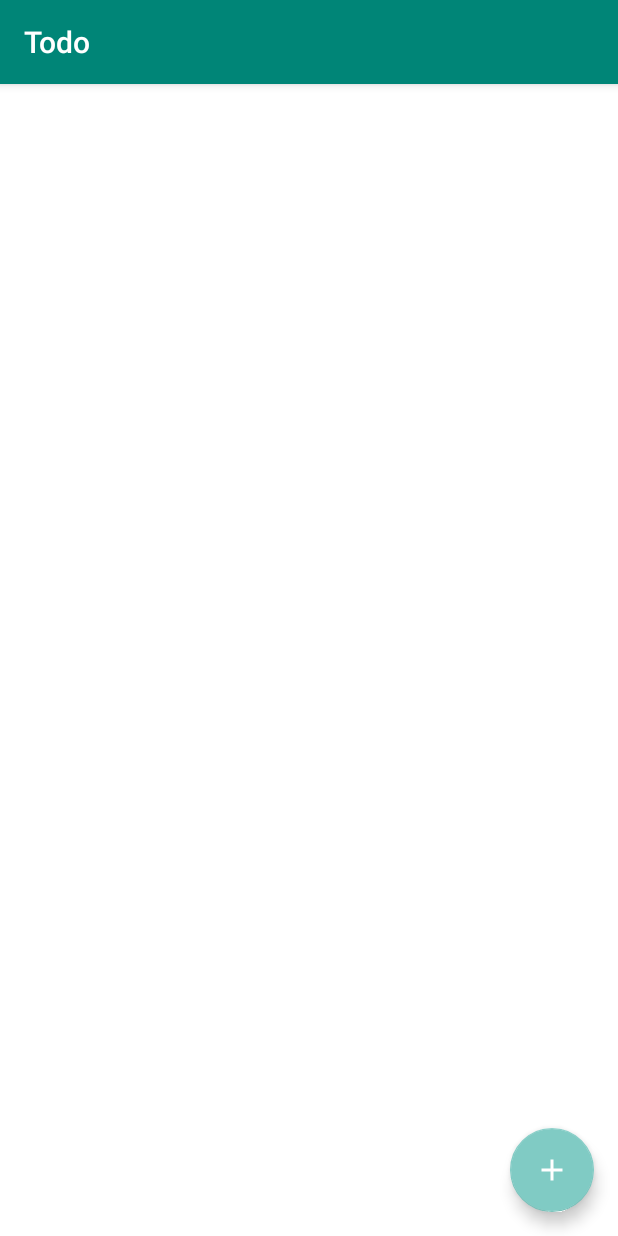
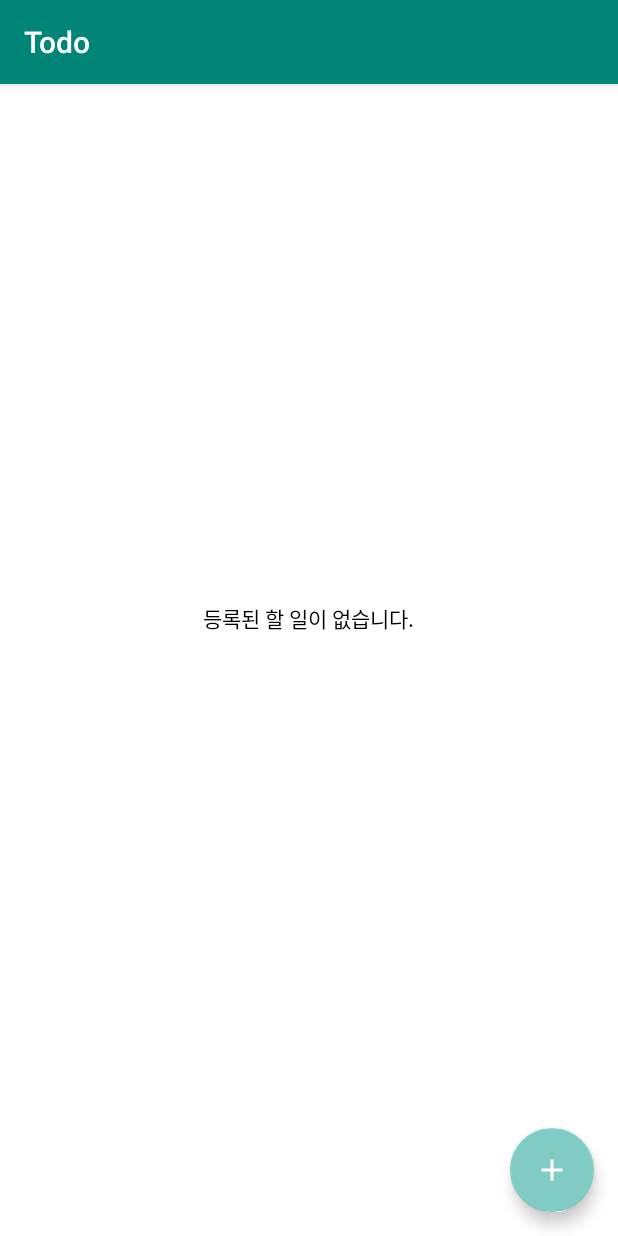
Before and after one commit to ssujung/TodoEx, an Android app: the screen it shows after launch (MainActivity), on a phone screen of 412 x 824 dp. Run offline under Robolectric (Android 15) with nearby library versions, the phone set to English and light mode, and no system bars; our stand-ins replace Room's generated code, RxJava; libraries missing offline, so code that uses them is left out: com.jakewharton.rxbinding2, org.jetbrains.anko; 1 statement that could not run was skipped.

Commit message:
- 삭제 기능 추가 - string.xml로 모두 정리

```diff
--- a/app/src/main/java/com/sujungp/todoex/addtodo/AddTodoFragment.kt
+++ b/app/src/main/java/com/sujungp/todoex/addtodo/AddTodoFragment.kt
@@ -50,7 +50,7 @@ class AddTodoFragment : Fragment() {
             val date = addTodoDate.text.toString()
 
             if (title.isBlank() || desc.isBlank() || date.isBlank()) {
-                longToast("Todo Description and Date are Mandatory")
+                longToast(R.string.add_no_mandatory)
             } else {
 //                val todoItem = TodoItem(0, desc, date, status)
 //                addTodoToServer(todoItem)
@@ -65,10 +65,10 @@ class AddTodoFragment : Fragment() {
 
         viewModel.addSuccess.observe(viewLifecycleOwner, Observer {
             if (it) {
-                toast("Todo successfully saved")
+                toast(R.string.success_add)
                 activity?.supportFragmentManager?.popBackStack()
             } else {
-                toast("Couldn't save Todo, please try again!!")
+                toast(R.string.error_add)
             }
         })
     }
--- a/app/src/main/java/com/sujungp/todoex/data/TodoItem.kt
+++ b/app/src/main/java/com/sujungp/todoex/data/TodoItem.kt
@@ -14,7 +14,7 @@ data class TodoItem(
 
         @PrimaryKey(autoGenerate = true)
         @ColumnInfo(name = "id")
-        var id: Int?,
+        var id: Int,
 
         @ColumnInfo(name = "title")
         var todoTitle: String?,
--- a/app/src/main/java/com/sujungp/todoex/data/TodoRepositoryImpl.kt
+++ b/app/src/main/java/com/sujungp/todoex/data/TodoRepositoryImpl.kt
@@ -28,6 +28,6 @@ class TodoRepositoryImpl(
     }
 
     override fun removeTodoItem(todoItem: TodoItem?): Completable {
-        return Completable.fromAction { }
+        return Completable.fromAction { dbDao.deleteTodo(todoItem) }
     }
 }
--- a/app/src/main/java/com/sujungp/todoex/di/Module.kt
+++ b/app/src/main/java/com/sujungp/todoex/di/Module.kt
@@ -10,10 +10,7 @@ import com.sujungp.todoex.data.TodoRepositoryImpl
 import com.sujungp.todoex.db.TodoDB
 import com.sujungp.todoex.tododetail.TodoDetailViewModel
 import com.sujungp.todoex.todolist.TodoListViewModel
-import com.sujungp.todoex.usecase.AddTodo
-import com.sujungp.todoex.usecase.GetTodoList
-import com.sujungp.todoex.usecase.UpdateTodo
-import com.sujungp.todoex.usecase.UpdateTodoStatus
+import com.sujungp.todoex.usecase.*
 import org.koin.android.ext.koin.androidApplication
 import org.koin.androidx.viewmodel.dsl.viewModel
 import org.koin.dsl.module
@@ -42,9 +39,10 @@ val todoModule = module {
     factory { AddTodo(get()) }
     factory { UpdateTodo(get()) }
     factory { UpdateTodoStatus(get()) }
+    factory { RemoveTodo(get()) }
 
     // ViewModel
-    viewModel { TodoListViewModel(get(), get()) }
+    viewModel { TodoListViewModel(get(), get(), get()) }
     viewModel { AddTodoViewModel(get()) }
     viewModel { TodoDetailViewModel(get()) }
 }
--- a/app/src/main/java/com/sujungp/todoex/todolist/TodoItemHolder.kt
+++ b/app/src/main/java/com/sujungp/todoex/todolist/TodoItemHolder.kt
@@ -36,7 +36,7 @@ class TodoItemHolder(
             todoStatus.onClick {
                 val check = item.todoStatus.reverse()
                 todoStatus.setStatusView(check, needAnimation = true)
-                onClickStatus?.invoke(Pair(item.id ?: 1, check))
+                onClickStatus?.invoke(Pair(item.id, check))
             }
 
             this.clicks()
--- a/app/src/main/java/com/sujungp/todoex/todolist/TodoListAdapter.kt
+++ b/app/src/main/java/com/sujungp/todoex/todolist/TodoListAdapter.kt
@@ -26,6 +26,11 @@ class TodoListAdapter(private val onClickTodoSubject: Subject<Pair<View, TodoIte
         notifyDataSetChanged()
     }
 
+    fun remove(position: Int) {
+        removeItem(position)
+        notifyDataSetChanged()
+    }
+
     companion object {
         const val VIEW_TYPE_TODO = 0
     }
--- a/app/src/main/java/com/sujungp/todoex/todolist/TodoListFragment.kt
+++ b/app/src/main/java/com/sujungp/todoex/todolist/TodoListFragment.kt
@@ -7,7 +7,9 @@ import android.view.View
 import android.view.ViewGroup
 import androidx.fragment.app.Fragment
 import androidx.lifecycle.Observer
+import androidx.recyclerview.widget.ItemTouchHelper
 import androidx.recyclerview.widget.LinearLayoutManager
+import androidx.recyclerview.widget.RecyclerView
 import com.jakewharton.rxbinding2.view.clicks
 import com.sujungp.todoex.MainActivity
 import com.sujungp.todoex.R
@@ -74,12 +76,42 @@ class TodoListFragment : Fragment() {
             }
         recyclerView.layoutManager = LinearLayoutManager(activity)
         recyclerView.adapter = adapter
+
+        // swipe to delete item
+        ItemTouchHelper(object : ItemTouchHelper.SimpleCallback(0, ItemTouchHelper.LEFT) {
+            override fun onMove(
+                recyclerView: RecyclerView,
+                viewHolder: RecyclerView.ViewHolder,
+                target: RecyclerView.ViewHolder
+            ): Boolean {
+                return true
+            }
+
+            override fun onSwiped(viewHolder: RecyclerView.ViewHolder, direction: Int) {
+                val position = viewHolder.adapterPosition
+                val item = adapter.items[position]
+                adapter.remove(position)
+                viewModel.removeTodoItem(item)
+                showTextIfEmptyList(adapter.itemCount < 1)
+            }
+        }).apply {
+            attachToRecyclerView(recyclerView)
+        }
+    }
+
+    private fun showTextIfEmptyList(isEmptyList: Boolean) {
+        if (isEmptyList) {
+            emptyListTv.visibility = View.VISIBLE
+        } else {
+            emptyListTv.visibility = View.INVISIBLE
+        }
     }
 
     private fun observeFromViewModel() {
         viewModel.todoList.observe(viewLifecycleOwner, Observer { itemList ->
             itemList?.let {
                 adapter.setList(it)
+                showTextIfEmptyList(adapter.itemCount < 1)
             } ?: run {
                 toast(R.string.error_load)
             }
@@ -100,6 +132,14 @@ class TodoListFragment : Fragment() {
                 toast(R.string.error_status_update)
             }
         })
+
+        viewModel.removeResult.observe(viewLifecycleOwner, Observer {
+            if (it) {
+                toast(R.string.success_remove)
+            } else {
+                toast(R.string.error_remove)
+            }
+        })
     }
 
     private fun fetchTodoListFromServer() {
--- a/app/src/main/java/com/sujungp/todoex/todolist/TodoListViewModel.kt
+++ b/app/src/main/java/com/sujungp/todoex/todolist/TodoListViewModel.kt
@@ -7,6 +7,7 @@ import com.sujungp.todoex.TodoStatus
 import com.sujungp.todoex.data.TodoItem
 import com.sujungp.todoex.reverse
 import com.sujungp.todoex.usecase.GetTodoList
+import com.sujungp.todoex.usecase.RemoveTodo
 import com.sujungp.todoex.usecase.UpdateTodoStatus
 import io.reactivex.android.schedulers.AndroidSchedulers
 import io.reactivex.disposables.CompositeDisposable
@@ -18,7 +19,8 @@ import io.reactivex.schedulers.Schedulers
  */
 class TodoListViewModel(
     private val getTodoList: GetTodoList,
-    private val updateStatus: UpdateTodoStatus
+    private val updateStatus: UpdateTodoStatus,
+    private val removeTodo: RemoveTodo
 ) : ViewModel() {
 
     private val disposable = CompositeDisposable()
@@ -30,6 +32,10 @@ class TodoListViewModel(
     private var _updateResult: MutableLiveData<Triple<Int, Boolean, TodoStatus>> = MutableLiveData()
     val updateResult: LiveData<Triple<Int, Boolean, TodoStatus>>
         get() = _updateResult
+
+    private var _removeResult: MutableLiveData<Boolean> = MutableLiveData()
+    val removeResult: LiveData<Boolean>
+        get() = _removeResult
 
     fun getTodoList() {
         getTodoList.execute()
@@ -63,6 +69,21 @@ class TodoListViewModel(
             ).also { disposable.add(it) }
     }
 
+    fun removeTodoItem(todoItem: TodoItem?) {
+        removeTodo.execute(todoItem)
+            .subscribeOn(Schedulers.io())
+            .observeOn(AndroidSchedulers.mainThread())
+            .subscribeBy(
+                onComplete = {
+                    _removeResult.value = true
+                },
+                onError = { e ->
+                    _removeResult.value = false
+                    e.printStackTrace()
+                }
+            ).also { disposable.add(it) }
+    }
+
     override fun onCleared() {
         disposable.clear()
         super.onCleared()
--- /dev/null
+++ b/app/src/main/java/com/sujungp/todoex/usecase/RemoveTodo.kt
@@ -0,0 +1,16 @@
+package com.sujungp.todoex.usecase
+
+import com.sujungp.todoex.data.TodoItem
+import com.sujungp.todoex.data.TodoRepository
+import io.reactivex.Completable
+
+/**
+ * Created by sujung26 on 2019-10-17.
+ */
+class RemoveTodo(private val repository: TodoRepository) : UseCase<TodoItem, Completable> {
+    override fun execute(params: TodoItem?): Completable {
+        return params?.let {
+            repository.removeTodoItem(params)
+        } ?: Completable.error(Throwable("RemoveTodo: parameter must not be null!!"))
+    }
+}
--- a/app/src/main/res/layout/fragment_todo_list.xml
+++ b/app/src/main/res/layout/fragment_todo_list.xml
@@ -31,6 +31,15 @@
             android:orientation="vertical"
             app:layout_behavior="com.google.android.material.appbar.AppBarLayout$ScrollingViewBehavior"/>
 
+    <TextView
+            android:id="@+id/emptyListTv"
+            android:layout_width="wrap_content"
+            android:layout_height="wrap_content"
+            android:text="@string/empty_list"
+            android:layout_gravity="center"
+            android:textColor="@color/black"
+            android:visibility="invisible"/>
+
     <com.google.android.material.floatingactionbutton.FloatingActionButton
             android:id="@+id/addTodo"
             android:layout_width="wrap_content"
--- a/app/src/main/res/values/strings.xml
+++ b/app/src/main/res/values/strings.xml
@@ -3,4 +3,10 @@
     <string name="error_status_update">일시적인 오류가 발생하였습니다. 다시 시도해주세요.</string>
     <string name="error_load">목록을 불러오는 도중에 일시적인 오류가 발생하였습니다.</string>
     <string name="success_update">할 일이 성공적으로 업데이트 되었습니다.</string>
+    <string name="success_add">할 일이 성공적으로 저장되었습니다.</string>
+    <string name="error_add">추가하는데 오류가 생겼습니다. 다시 시도해주세요.</string>
+    <string name="add_no_mandatory">빈 칸 다 입력해주세요.</string>
+    <string name="success_remove">할 일이 성공적으로 삭제되었습니다.</string>
+    <string name="error_remove">삭제하는데 오류가 생겼습니다.</string>
+    <string name="empty_list">등록된 할 일이 없습니다.</string>
 </resources>
```
